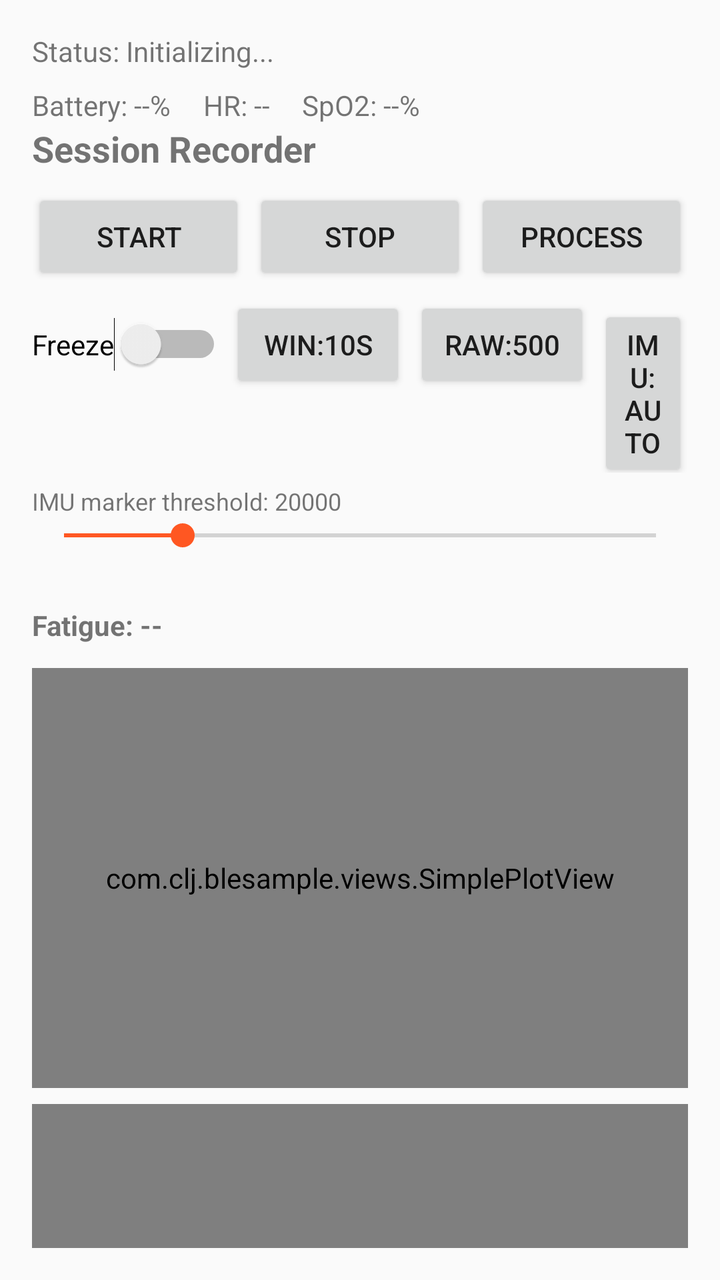
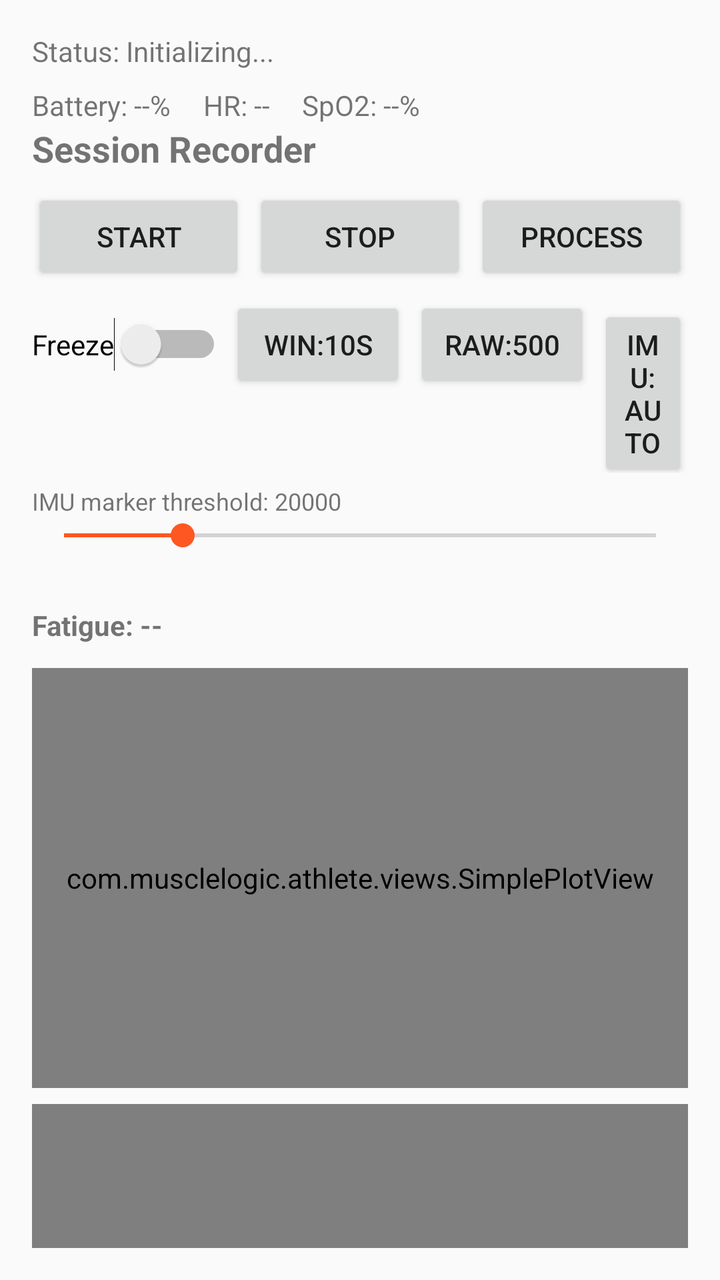

Compare the two renders of this Android layout. The source of the first and the diff that turns it into the second are given below.
<!-- AndroidManifest.xml: application theme AppTheme -->
<!-- res/layout/activity_capture.xml -->
<?xml version="1.0" encoding="utf-8"?>
<LinearLayout xmlns:android="http://schemas.android.com/apk/res/android"
    xmlns:tools="http://schemas.android.com/tools"
    android:layout_width="match_parent"
    android:layout_height="match_parent"
    android:orientation="vertical"
    android:padding="16dp"
    tools:context=".capture.SessionCaptureActivity">

    <TextView
        android:id="@+id/txtStatus"
        android:layout_width="wrap_content"
        android:layout_height="wrap_content"
        android:text="Status: Initializing..." />

    <TextView
        android:id="@+id/txtDemoBadge"
        android:layout_width="wrap_content"
        android:layout_height="wrap_content"
        android:layout_marginTop="2dp"
        android:paddingStart="8dp"
        android:paddingEnd="8dp"
        android:paddingTop="2dp"
        android:paddingBottom="2dp"
        android:text="● DEMO MODE"
        android:textColor="#FFFFFFFF"
        android:textStyle="bold"
        android:textSize="12sp"
        android:background="#FFCC0000"
        android:visibility="gone" />
    <LinearLayout
        android:layout_width="match_parent"
        android:layout_height="wrap_content"
        android:orientation="horizontal"
        android:layout_marginTop="8dp">

        <TextView
            android:id="@+id/txtBattery"
            android:layout_width="wrap_content"
            android:layout_height="wrap_content"
            android:text="Battery: --%" />
    <TextView
            android:id="@+id/txtHeartRate"
            android:layout_width="wrap_content"
        android:layout_height="wrap_content"
            android:layout_marginStart="16dp"
            android:text="HR: --" />
    <TextView
            android:id="@+id/txtSpo2"
            android:layout_width="wrap_content"
        android:layout_height="wrap_content"
            android:layout_marginStart="16dp"
            android:text="SpO2: --%" />
</LinearLayout>

    <TextView
        android:layout_width="match_parent"
        android:layout_height="wrap_content"
        android:text="Session Recorder"
        android:textStyle="bold"
        android:textSize="18sp" />
    <LinearLayout
        android:layout_width="match_parent"
        android:layout_height="wrap_content"
        android:orientation="horizontal"
        android:paddingTop="8dp">

        <Button
            android:id="@+id/btnStartSession"
            android:layout_width="0dp"
            android:layout_height="wrap_content"
            android:layout_weight="1"
            android:text="Start" />

        <Button
            android:id="@+id/btnStopSession"
            android:layout_width="0dp"
            android:layout_height="wrap_content"
            android:layout_weight="1"
            android:layout_marginStart="4dp"
            android:text="Stop" />

        <Button
            android:id="@+id/btnProcessSession"
            android:layout_width="0dp"
            android:layout_height="wrap_content"
            android:layout_weight="1"
            android:layout_marginStart="4dp"
            android:text="Process" />
    </LinearLayout>

    <LinearLayout
        android:layout_width="match_parent"
        android:layout_height="wrap_content"
        android:orientation="horizontal"
        android:paddingTop="6dp">

        <Switch
            android:id="@+id/swFreeze"
            android:layout_width="wrap_content"
            android:layout_height="wrap_content"
            android:text="Freeze" />

        <Button
            android:id="@+id/btnWindow"
            android:layout_width="wrap_content"
            android:layout_height="wrap_content"
            android:layout_marginStart="4dp"
            android:text="Win:10s" />

        <Button
            android:id="@+id/btnRawHz"
            android:layout_width="wrap_content"
            android:layout_height="wrap_content"
            android:layout_marginStart="4dp"
            android:text="RAW:500" />

        <Button
            android:id="@+id/btnImuScale"
            android:layout_width="wrap_content"
            android:layout_height="wrap_content"
            android:layout_marginStart="4dp"
            android:text="IMU:Auto" />
    </LinearLayout>

    <TextView
        android:id="@+id/txtImuThr"
        android:layout_width="match_parent"
        android:layout_height="wrap_content"
        android:layout_marginTop="6dp"
        android:textSize="12sp"
        android:text="IMU marker threshold: 20000" />

    <SeekBar
        android:id="@+id/seekImuThr"
        android:layout_width="match_parent"
        android:layout_height="wrap_content"
        android:max="75000"
        android:progress="15000" />

    <TextView
        android:id="@+id/txtStats"
        android:layout_width="match_parent"
        android:layout_height="wrap_content"
        android:paddingTop="6dp"
        android:textSize="12sp"
        android:text="" />

    <TextView
        android:id="@+id/txtFatigue"
        android:layout_width="match_parent"
        android:layout_height="wrap_content"
        android:paddingTop="4dp"
        android:paddingBottom="4dp"
        android:textSize="14sp"
        android:textStyle="bold"
        android:text="Fatigue: --" />

    <com.clj.blesample.views.SimplePlotView
        android:id="@+id/emgPlot"
        android:layout_width="match_parent"
        android:layout_height="210dp"
        android:layout_marginTop="8dp" />

    <com.clj.blesample.views.SimplePlotView
        android:id="@+id/imuPlot"
        android:layout_width="match_parent"
        android:layout_height="210dp"
        android:layout_marginTop="8dp" />

    <TextView
        android:layout_width="match_parent"
        android:layout_height="wrap_content"
        android:layout_marginTop="6dp"
        android:textSize="12sp"
        android:text="Keep this screen in the foreground while recording." />
</LinearLayout>
<!-- resources referenced by this layout -->
<resources>
  <style name="AppTheme" parent="Theme.AppCompat.Light.NoActionBar">
          <item name="colorPrimary">@color/colorPrimary</item>
          <item name="colorPrimaryDark">@color/colorPrimaryDark</item>
          <item name="colorAccent">@color/colorAccent</item>
      </style>
  <color name="colorPrimary">#1DE9B6</color>
  <color name="colorPrimaryDark">#1DE9B6</color>
  <color name="colorAccent">#FF5722</color>
</resources>

<!-- the commit's change to res/layout/activity_capture.xml (unified diff, before → after) -->
@@ -156,13 +156,13 @@
         android:textStyle="bold"
         android:text="Fatigue: --" />
 
-    <com.clj.blesample.views.SimplePlotView
+    <com.musclelogic.athlete.views.SimplePlotView
         android:id="@+id/emgPlot"
         android:layout_width="match_parent"
         android:layout_height="210dp"
         android:layout_marginTop="8dp" />
 
-    <com.clj.blesample.views.SimplePlotView
+    <com.musclelogic.athlete.views.SimplePlotView
         android:id="@+id/imuPlot"
         android:layout_width="match_parent"
         android:layout_height="210dp"
